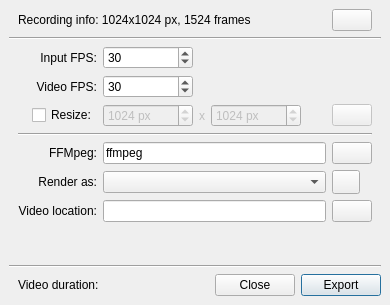
Qt form plugins/dockers/recorder/recorder_export.ui (KDE/krita) before a commit.
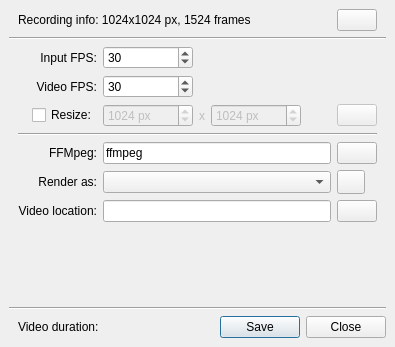
The same form after that commit. Icons and pictures are not drawn.

Commit message:
Replace custom buttons with dialogbuttonbox in recorder docker.
BUG:438645

The edit to the form file:
```diff
--- a/plugins/dockers/recorder/recorder_export.ui
+++ b/plugins/dockers/recorder/recorder_export.ui
@@ -10,8 +10,8 @@
    <rect>
     <x>0</x>
     <y>0</y>
-    <width>390</width>
-    <height>305</height>
+    <width>395</width>
+    <height>347</height>
    </rect>
   </property>
   <property name="windowTitle">
@@ -558,19 +558,9 @@
           </spacer>
          </item>
          <item>
-          <widget class="QPushButton" name="buttonClose">
-           <property name="text">
-            <string>Close</string>
-           </property>
-          </widget>
-         </item>
-         <item>
-          <widget class="QPushButton" name="buttonExport">
-           <property name="text">
-            <string>Export</string>
-           </property>
-           <property name="default">
-            <bool>true</bool>
+          <widget class="QDialogButtonBox" name="buttonBox">
+           <property name="standardButtons">
+            <set>QDialogButtonBox::Close|QDialogButtonBox::Save</set>
            </property>
           </widget>
          </item>
```
Left out of the diff: 18 changed lines with no effect on the pictures. The commit also changes 3 other files.
